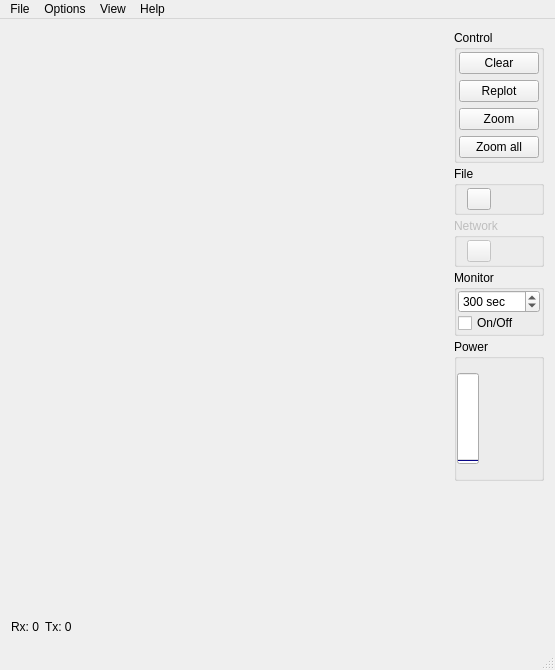
uazure/qlabnetview, file src/qlabnetview/mainwindow.ui: the form before one commit.
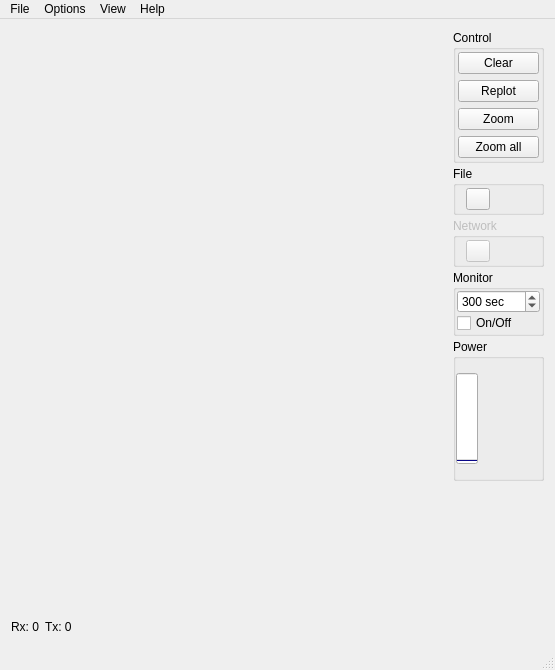
The form after the commit. Icons and pictures are not drawn.

Commit message: upper limit raised up to 65535 for displaying last seconds of graph.

What changed in the file:
```diff
--- a/src/qlabnetview/mainwindow.ui
+++ b/src/qlabnetview/mainwindow.ui
@@ -249,7 +249,7 @@
             <number>10</number>
            </property>
            <property name="maximum">
-            <number>1000</number>
+            <number>65535</number>
            </property>
            <property name="singleStep">
             <number>60</number>
```
Left out of the diff: 2 changed lines with no effect on the pictures.
